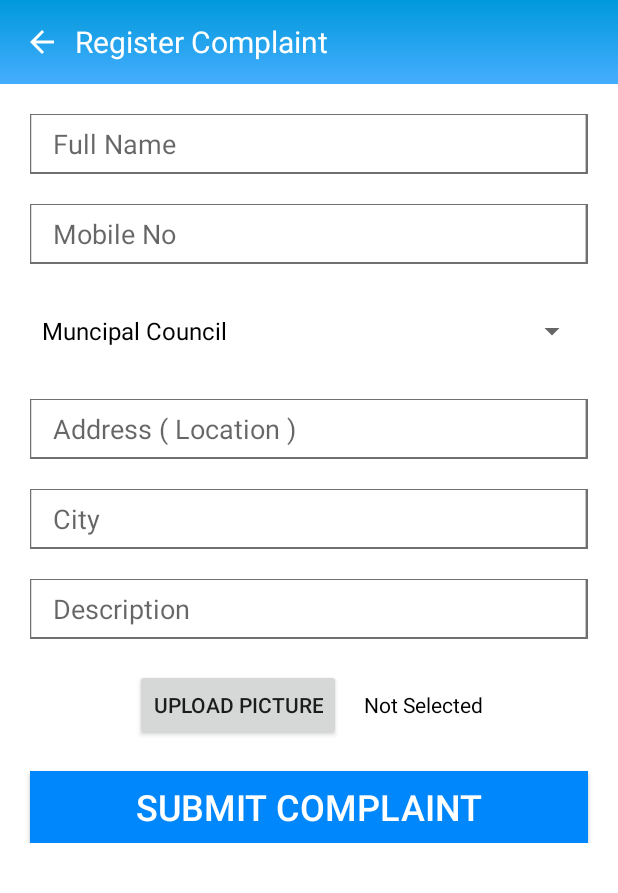
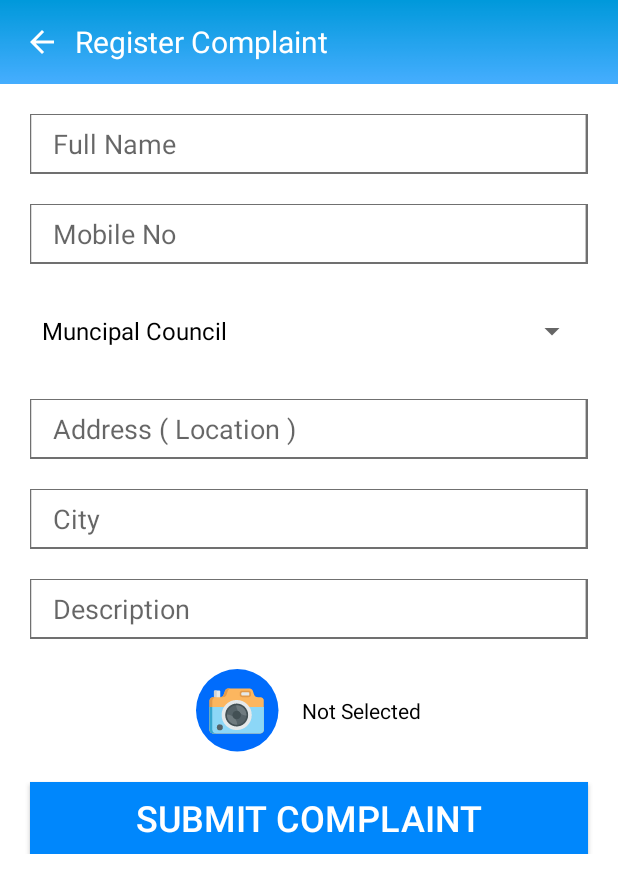
Before and after one commit to amitthakarebi/DigitalComplaints, an Android app: the NewComplaint screen opened directly, with no data from a screen before it, on a phone screen of 412 x 824 dp. Shown: the top 893 px of the screen. Run offline under Robolectric (Android 15) with nearby library versions, the phone set to English and light mode, and no system bars; our stand-ins replace Firebase (no records; nobody signed in at launch, a user with empty details on screens opened directly).

Commit message:
Camera Setup
I changed the upload image btn which is usually select the image from gallery instead of doing selection we now take the picture and upload it

```diff
--- a/app/src/main/AndroidManifest.xml
+++ b/app/src/main/AndroidManifest.xml
@@ -8,6 +8,8 @@
     <uses-permission android:name="android.permission.CALL_PHONE" />
     <uses-permission android:name="android.permission.READ_CALL_LOG" />
     <uses-permission android:name="android.permission.WRITE_CALL_LOG" />
+    <uses-permission android:name="android.permission.CAMERA" />
+    <uses-permission android:name="android.permission.WRITE_EXTERNAL_STORAGE" />
 
     <application
         android:allowBackup="true"
--- a/app/src/main/res/layout/activity_new_complaint.xml
+++ b/app/src/main/res/layout/activity_new_complaint.xml
@@ -129,12 +129,12 @@
                 android:gravity="center"
                 android:orientation="horizontal">
 
-                <Button
+                <ImageView
                     android:id="@+id/uploadImgBtn"
                     android:layout_width="wrap_content"
                     android:layout_height="wrap_content"
                     android:layout_marginEnd="15dp"
-                    android:text="Upload Picture" />
+                    android:src="@drawable/camera_icon" />
 
                 <TextView
                     android:id="@+id/uploadTextView"
--- a/app/src/main/res/values/strings.xml
+++ b/app/src/main/res/values/strings.xml
@@ -1,5 +1,5 @@
 <resources>
-    <string name="app_name">My Application</string>
+    <string name="app_name">Digital Complaint</string>
     <string name="navigation_drawer_open">open</string>
     <string name="navigation_drawer_close">close</string>
 </resources>
```
Also changed, not shown: app/src/main/java/com/amitthakare/digitalcomplaint/NewComplaint.java (+35 -8 lines), app/src/main/res/drawable-hdpi/camera_icon.png (added), app/src/main/res/drawable-hdpi/drawable-ldpi/camera_icon.png (added), app/src/main/res/drawable-hdpi/drawable-mdpi/camera_icon.png (added), app/src/main/res/drawable-hdpi/drawable-xhdpi/camera_icon.png (added), app/src/main/res/drawable-hdpi/drawable-xxhdpi/camera_icon.png (added), app/src/main/res/drawable-hdpi/drawable-xxxhdpi/camera_icon.png (added), app/src/main/res/drawable-ldpi/camera_icon.png (added), app/src/main/res/drawable-mdpi/camera_icon.png (added), app/src/main/res/drawable-xhdpi/camera_icon.png (added), app/src/main/res/drawable-xxhdpi/camera_icon.png (added), app/src/main/res/drawable-xxxhdpi/camera_icon.png (added).
